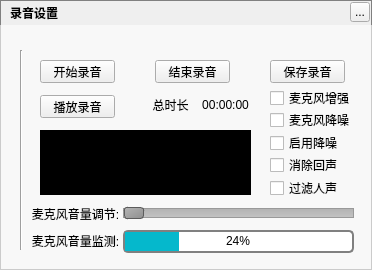
Qt form ui/toolsetswidget/musicaudiorecorderwidget.ui (Greedysky/TTKMusicPlayer) before a commit.
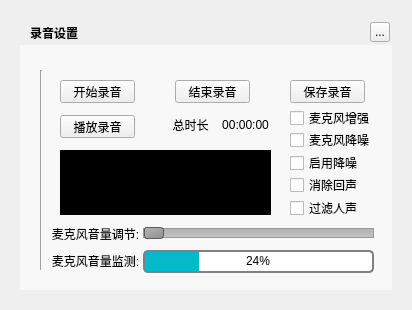
The same form after that commit.

Commit message: update the interface border shadow[125412]

```diff
--- a/ui/toolsetswidget/musicaudiorecorderwidget.ui
+++ b/ui/toolsetswidget/musicaudiorecorderwidget.ui
@@ -6,21 +6,18 @@
    <rect>
     <x>0</x>
     <y>0</y>
-    <width>372</width>
-    <height>270</height>
+    <width>412</width>
+    <height>310</height>
    </rect>
   </property>
   <property name="windowTitle">
    <string>MusicAudioRecorderWidget</string>
   </property>
-  <property name="styleSheet">
-   <string notr="true">#MusicAudioRecorderWidget{border:1px solid gray}</string>
-  </property>
   <widget class="QLabel" name="background">
    <property name="geometry">
     <rect>
-     <x>0</x>
-     <y>0</y>
+     <x>20</x>
+     <y>20</y>
      <width>372</width>
      <height>270</height>
     </rect>
@@ -32,8 +29,8 @@
   <widget class="QLabel" name="topTitleName">
    <property name="geometry">
     <rect>
-     <x>10</x>
-     <y>0</y>
+     <x>30</x>
+     <y>20</y>
      <width>100</width>
      <height>25</height>
     </rect>
@@ -48,8 +45,8 @@
   <widget class="QToolButton" name="topTitleCloseButton">
    <property name="geometry">
     <rect>
-     <x>350</x>
-     <y>2</y>
+     <x>370</x>
+     <y>22</y>
      <width>20</width>
      <height>20</height>
     </rect>
@@ -61,8 +58,8 @@
   <widget class="QPushButton" name="startButton">
    <property name="geometry">
     <rect>
-     <x>40</x>
-     <y>60</y>
+     <x>60</x>
+     <y>80</y>
      <width>75</width>
      <height>23</height>
     </rect>
@@ -74,8 +71,8 @@
   <widget class="QPushButton" name="stopButton">
    <property name="geometry">
     <rect>
-     <x>155</x>
-     <y>60</y>
+     <x>175</x>
+     <y>80</y>
      <width>75</width>
      <height>23</height>
     </rect>
@@ -87,8 +84,8 @@
   <widget class="QPushButton" name="playButton">
    <property name="geometry">
     <rect>
-     <x>40</x>
-     <y>95</y>
+     <x>60</x>
+     <y>115</y>
      <width>75</width>
      <height>23</height>
     </rect>
@@ -100,8 +97,8 @@
   <widget class="QLabel" name="label">
    <property name="geometry">
     <rect>
-     <x>150</x>
-     <y>97</y>
+     <x>170</x>
+     <y>117</y>
      <width>41</width>
      <height>16</height>
     </rect>
@@ -116,8 +113,8 @@
   <widget class="QLabel" name="timer">
    <property name="geometry">
     <rect>
-     <x>195</x>
-     <y>97</y>
+     <x>215</x>
+     <y>117</y>
      <width>61</width>
      <height>16</height>
     </rect>
@@ -132,8 +129,8 @@
   <widget class="QCheckBox" name="checkBox">
    <property name="geometry">
     <rect>
-     <x>270</x>
-     <y>90</y>
+     <x>290</x>
+     <y>110</y>
      <width>81</width>
      <height>16</height>
     </rect>
@@ -145,8 +142,8 @@
   <widget class="QCheckBox" name="checkBox_2">
    <property name="geometry">
     <rect>
-     <x>270</x>
-     <y>112</y>
+     <x>290</x>
+     <y>132</y>
      <width>81</width>
      <height>16</height>
     </rect>
@@ -158,8 +155,8 @@
   <widget class="QCheckBox" name="checkBox_3">
    <property name="geometry">
     <rect>
-     <x>270</x>
-     <y>135</y>
+     <x>290</x>
+     <y>155</y>
      <width>81</width>
      <height>16</height>
     </rect>
@@ -171,8 +168,8 @@
   <widget class="QCheckBox" name="checkBox_4">
    <property name="geometry">
     <rect>
-     <x>270</x>
-     <y>157</y>
+     <x>290</x>
+     <y>177</y>
      <width>81</width>
      <height>16</height>
     </rect>
@@ -184,8 +181,8 @@
   <widget class="QLabel" name="timer_2">
    <property name="geometry">
     <rect>
-     <x>40</x>
-     <y>130</y>
+     <x>60</x>
+     <y>150</y>
      <width>211</width>
      <height>65</height>
     </rect>
@@ -200,8 +197,8 @@
   <widget class="QCheckBox" name="checkBox_5">
    <property name="geometry">
     <rect>
-     <x>270</x>
-     <y>180</y>
+     <x>290</x>
+     <y>200</y>
      <width>81</width>
      <height>16</height>
     </rect>
@@ -213,8 +210,8 @@
   <widget class="Line" name="line">
    <property name="geometry">
     <rect>
-     <x>20</x>
-     <y>50</y>
+     <x>40</x>
+     <y>70</y>
      <width>3</width>
      <height>200</height>
     </rect>
@@ -226,8 +223,8 @@
   <widget class="QSlider" name="horizontalSlider">
    <property name="geometry">
     <rect>
-     <x>123</x>
-     <y>203</y>
+     <x>143</x>
+     <y>223</y>
      <width>231</width>
      <height>20</height>
     </rect>
@@ -255,8 +252,8 @@
   <widget class="QProgressBar" name="progress">
    <property name="geometry">
     <rect>
-     <x>123</x>
-     <y>230</y>
+     <x>143</x>
+     <y>250</y>
      <width>231</width>
      <height>23</height>
     </rect>
@@ -281,8 +278,8 @@
   <widget class="QPushButton" name="saveButton">
    <property name="geometry">
     <rect>
-     <x>270</x>
-     <y>60</y>
+     <x>290</x>
+     <y>80</y>
      <width>75</width>
      <height>23</height>
     </rect>
@@ -294,8 +291,8 @@
   <widget class="QLabel" name="label_2">
    <property name="geometry">
     <rect>
-     <x>30</x>
-     <y>206</y>
+     <x>50</x>
+     <y>226</y>
      <width>91</width>
      <height>15</height>
     </rect>
@@ -310,8 +307,8 @@
   <widget class="QLabel" name="label_3">
    <property name="geometry">
     <rect>
-     <x>30</x>
-     <y>233</y>
+     <x>50</x>
+     <y>253</y>
      <width>91</width>
      <height>15</height>
     </rect>
@@ -326,8 +323,8 @@
   <widget class="QWidget" name="backgroundMask" native="true">
    <property name="geometry">
     <rect>
-     <x>0</x>
-     <y>25</y>
+     <x>20</x>
+     <y>45</y>
      <width>372</width>
      <height>245</height>
     </rect>
```
The commit also changes 3 other files.
